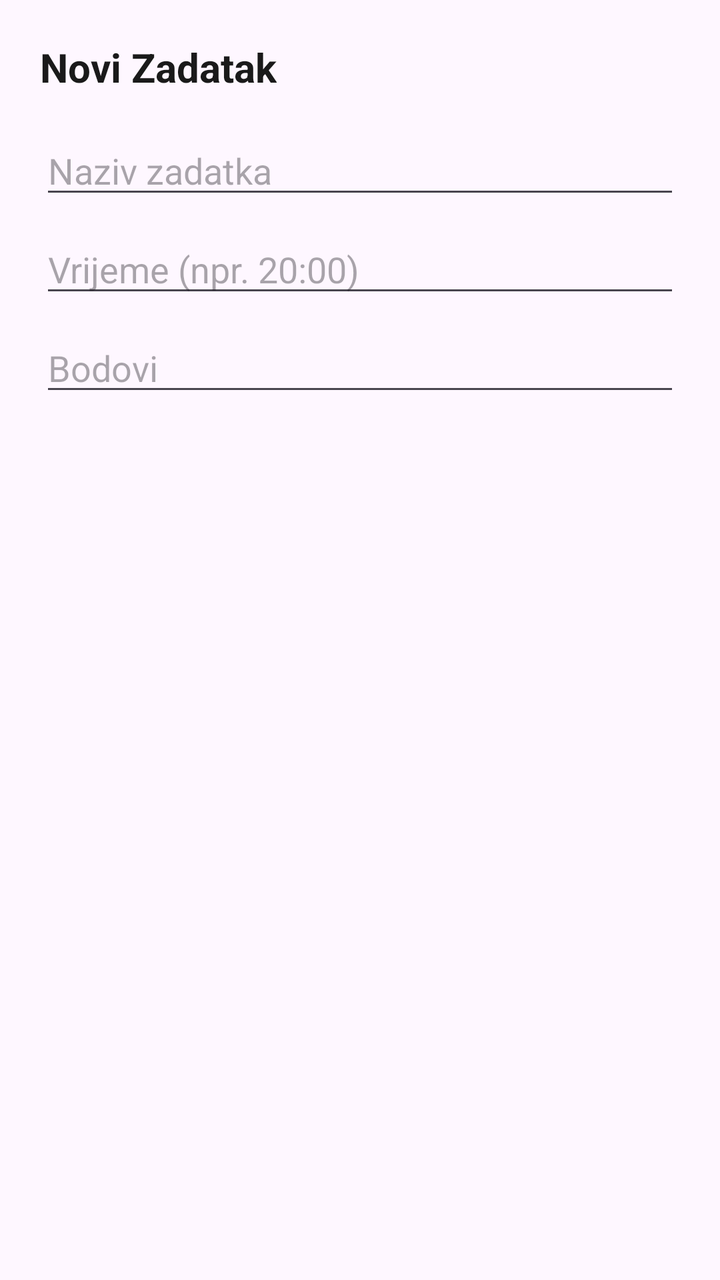
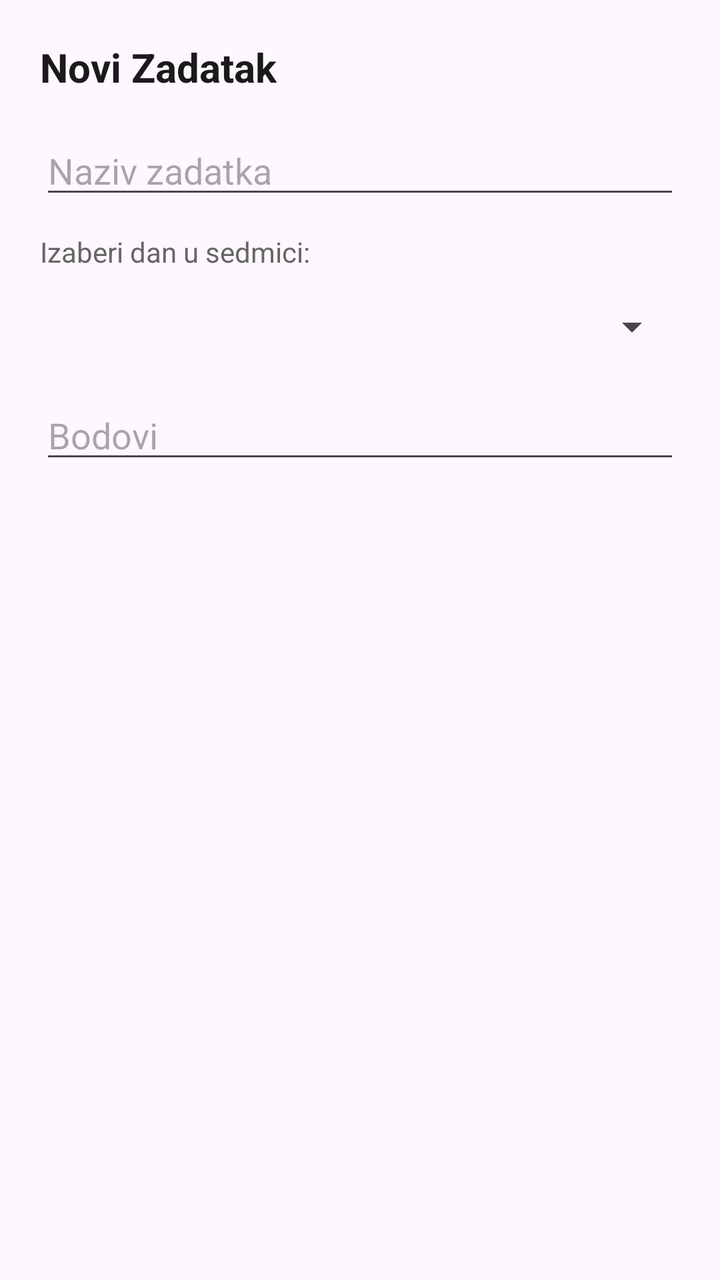

Before-and-after screenshots of an Android layout around one commit, followed by the original layout XML and the change that was made.
<!-- AndroidManifest.xml: application theme Theme.ChoreHero -->
<!-- res/layout/dialog_add_task.xml -->
<?xml version="1.0" encoding="utf-8"?>
<LinearLayout xmlns:android="http://schemas.android.com/apk/res/android"
    android:layout_width="match_parent"
    android:layout_height="wrap_content"
    android:orientation="vertical"
    android:padding="20dp">

    <TextView
        android:layout_width="wrap_content"
        android:layout_height="wrap_content"
        android:text="Novi Zadatak"
        android:textColor="#1A1A1A"
        android:textSize="20sp"
        android:textStyle="bold" />

    <EditText
        android:id="@+id/etDialogTitle"
        android:layout_width="match_parent"
        android:layout_height="wrap_content"
        android:layout_marginTop="16dp"
        android:hint="Naziv zadatka" />

    <EditText
        android:id="@+id/etDialogTime"
        android:layout_width="match_parent"
        android:layout_height="wrap_content"
        android:layout_marginTop="8dp"
        android:hint="Vrijeme (npr. 20:00)" />

    <EditText
        android:id="@+id/etDialogPoints"
        android:layout_width="match_parent"
        android:layout_height="wrap_content"
        android:layout_marginTop="8dp"
        android:hint="Bodovi"
        android:inputType="number" />

</LinearLayout>
<!-- resources referenced by this layout -->
<resources>
  <style name="Theme.ChoreHero" parent="Theme.Material3.DayNight.NoActionBar">
          
          <item name="android:statusBarColor">#F8FBFB</item>
          <item name="android:windowLightStatusBar">true</item>
      </style>
</resources>

<!-- the commit's change to res/layout/dialog_add_task.xml (unified diff, before → after) -->
@@ -20,12 +20,19 @@
         android:layout_marginTop="16dp"
         android:hint="Naziv zadatka" />
 
-    <EditText
-        android:id="@+id/etDialogTime"
+    <TextView
+        android:layout_width="wrap_content"
+        android:layout_height="wrap_content"
+        android:layout_marginTop="12dp"
+        android:text="Izaberi dan u sedmici:"
+        android:textColor="#666666"
+        android:textSize="14sp" />
+
+    <Spinner
+        android:id="@+id/spinnerDays"
         android:layout_width="match_parent"
-        android:layout_height="wrap_content"
-        android:layout_marginTop="8dp"
-        android:hint="Vrijeme (npr. 20:00)" />
+        android:layout_height="48dp"
+        android:layout_marginTop="4dp" />
 
     <EditText
         android:id="@+id/etDialogPoints"
